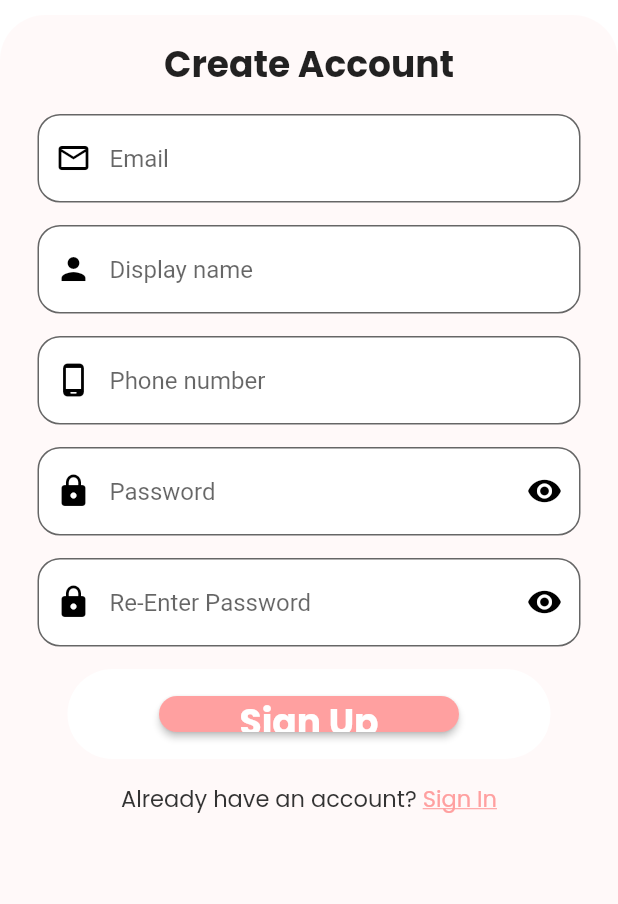
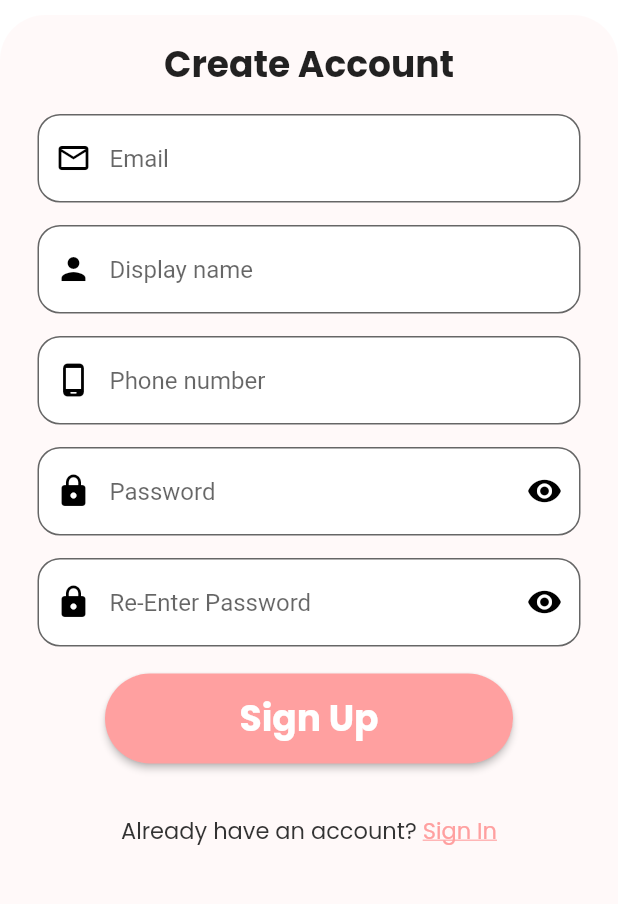
Before and after one commit to Votrungtin2001/bebeautyapp, a Flutter app: the RegisterScreen screen opened directly, on a phone screen of 412 x 824 dp, the part 99-1003 px from its top. Run offline on Flutter 3.47's test engine with Material 2 defaults, Android fonts, the phone set to English and light mode, and no system bars; drawn by our look-alikes of rounded_loading_button; our stand-ins replace carousel_pro, cloud_firestore, cool_alert, firebase_auth, firebase_core, firebase_database and 7 more; missing offline and left inert: flutter_facebook_auth, flutter_login_facebook; accounts and stored records are empty.

Commit message:
fix button

```diff
--- a/lib/ui/authenication/login/login_screen.dart
+++ b/lib/ui/authenication/login/login_screen.dart
@@ -158,7 +158,7 @@ class _LoginScreen extends State<LoginScreen> {
                       validator: (text) {
                         if (text == null || text.isEmpty) {
                           return 'Password is empty';
-                        } else if (!kPasswordRegex.hasMatch(text)) return 'Minimum six characters, at least one uppercase letter, one lowercase letter, one number and one special character!';
+                        }
                         return null;
                       },
                           decoration: InputDecoration(
--- a/lib/ui/authenication/register/register_screen.dart
+++ b/lib/ui/authenication/register/register_screen.dart
@@ -376,29 +376,8 @@ class _RegisterScreen extends State<RegisterScreen> {
                             //   },
                             // ),
 
-                            Align(
-                              alignment: Alignment.center,
-                              child: Padding(
-                                padding: const EdgeInsets.only(top: 15),
-                                child: Row(
-                                  mainAxisAlignment: MainAxisAlignment.center,
-                                  children: [
-                                    Container(
-                                      decoration: BoxDecoration(
-                                        borderRadius: BorderRadius.circular(30),
-                                        color: Colors.white,
-                                      ),
-                                      child: InkWell(
-                                        child: Padding(
-                                          padding: EdgeInsets.only(left: 16.0, right: 16.0),
-                                          child: Row(
-                                            mainAxisAlignment: MainAxisAlignment.center,
-                                            children: [
-                                              SizedBox(
-                                                width: 290,
-                                                height: 60,
-                                                child:   CustomRoundedLoadingButton(
-                                                  text: "Sign Up",
+                            CustomRoundedLoadingButton(
+                              text: 'Sign Up',
                               onPress: () async {
                                 //Validate
                                 if (_formKey.currentState!.validate()) {
@@ -423,16 +402,12 @@ class _RegisterScreen extends State<RegisterScreen> {
                               }, controller: registerButtonController,
                               horizontalPadding: 45,
                             ),
-                                              ),
-                                            ],
-                                          ),
-                                        ),
-                                      ),
-                                    ),
-                                  ],
-                                ),
-                              ),
-                            ),
+
+
+
+
+
+
                             Center(
                               child: Padding(
                                 padding: const EdgeInsets.only(top: 15),
```
Lines whose indentation alone changed are shown as unchanged.
